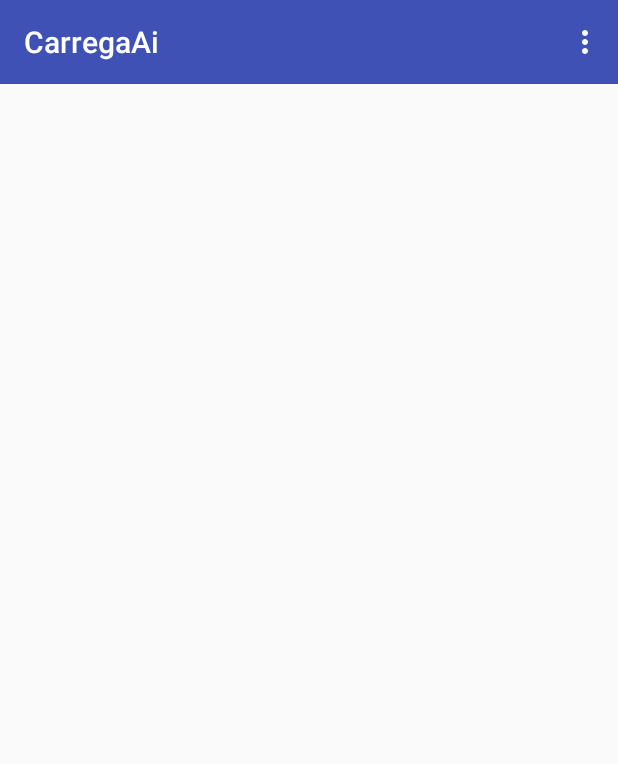
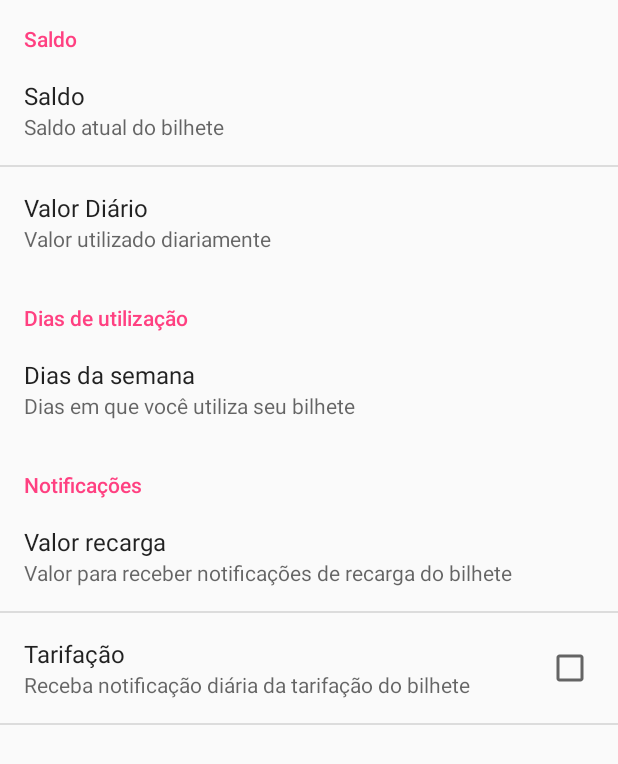
Before and after one commit to LeeoCSL/carrega_ai, an Android app: the MainActivity screen opened directly, with no data from a screen before it, in the options menu, after a tap on "Configurações", on a phone screen of 412 x 824 dp. Shown: the top 764 px of the screen. Run offline under Robolectric (Android 15) with nearby library versions, the phone set to English and light mode, and no system bars; our stand-ins replace Firebase (no records; nobody signed in at launch, a user with empty details on screens opened directly).

Commit message:
preferences

```diff
--- a/app/src/main/AndroidManifest.xml
+++ b/app/src/main/AndroidManifest.xml
@@ -19,6 +19,7 @@
         </activity>
         <activity android:name=".SplashScreen" />
         <activity android:name=".MainActivity" />
+        <activity android:name=".MyPreferencesActivity"/>
         <activity android:name=".RegisterActivity"></activity>
     </application>
 
--- a/app/src/main/java/br/com/carregai/carregaai/MainActivity.java
+++ b/app/src/main/java/br/com/carregai/carregaai/MainActivity.java
@@ -46,6 +46,7 @@ public class MainActivity extends AppCompatActivity {
 
         switch(item.getItemId()){
             case R.id.menu_configuracoes:
+                startActivity(new Intent(this, MyPreferencesActivity.class));
                 return true;
             case R.id.menu_logout:
                 logout();
--- /dev/null
+++ b/app/src/main/java/br/com/carregai/carregaai/MyPreferencesActivity.java
@@ -0,0 +1,29 @@
+package br.com.carregai.carregaai;
+
+import android.os.Bundle;
+import android.os.PersistableBundle;
+import android.preference.PreferenceActivity;
+import android.preference.PreferenceFragment;
+import android.support.annotation.Nullable;
+
+/**
+ * Created by renan.boni on 24/07/2017.
+ */
+public class MyPreferencesActivity extends PreferenceActivity
+{
+    @Override
+    public void onCreate(@Nullable Bundle savedInstanceState) {
+        super.onCreate(savedInstanceState);
+        getFragmentManager().beginTransaction().
+                replace(android.R.id.content, new MyPreferencesFragment()).commit();
+    }
+
+    public static class MyPreferencesFragment extends PreferenceFragment
+    {
+        @Override
+        public void onCreate(@Nullable Bundle savedInstanceState) {
+            super.onCreate(savedInstanceState);
+            addPreferencesFromResource(R.xml.preferences);
+        }
+    }
+}
--- a/app/src/main/res/layout/activity_login.xml
+++ b/app/src/main/res/layout/activity_login.xml
@@ -25,6 +25,7 @@
         android:layout_marginTop="36dp"
         android:layout_below="@+id/logo_main"
         android:hint="Email"
+        android:inputType="textEmailAddress"
         android:layout_width="match_parent"
         android:layout_height="wrap_content" />
 
@@ -33,6 +34,7 @@
         android:background="@drawable/input_field"
         android:maxLines="1"
         android:drawablePadding="8dp"
+        android:inputType="textPassword"
         android:id="@+id/input_password"
         android:layout_marginTop="8dp"
         android:layout_width="match_parent"
--- a/app/src/main/res/layout/activity_register.xml
+++ b/app/src/main/res/layout/activity_register.xml
@@ -28,6 +28,7 @@
             android:layout_width="match_parent"
             android:layout_height="wrap_content"
             android:maxLines="1"
+            android:inputType="textEmailAddress"
             android:hint="Email" />
     </android.support.design.widget.TextInputLayout>
 
@@ -41,6 +42,7 @@
         <EditText
             android:id="@+id/editText"
             android:maxLines="1"
+            android:inputType="textPassword"
             android:layout_width="match_parent"
             android:layout_height="wrap_content"
             android:hint="Password" />
--- a/app/src/main/res/values/strings.xml
+++ b/app/src/main/res/values/strings.xml
@@ -1,3 +1,3 @@
 <resources>
-    <string name="app_name">CarregaAi</string>
+    <string name="app_name">Carrega Ai</string>
 </resources>
--- /dev/null
+++ b/app/src/main/res/xml/preferences.xml
@@ -0,0 +1,37 @@
+<?xml version="1.0" encoding="utf-8"?>
+<PreferenceScreen
+    xmlns:android="http://schemas.android.com/apk/res/android">
+
+    <PreferenceCategory
+        android:title="Saldo">
+        <EditTextPreference
+            android:title="Saldo"
+            android:summary="Saldo atual do bilhete"/>
+
+        <EditTextPreference
+            android:title="Valor Diário"
+            android:summary="Valor utilizado diariamente"/>
+    </PreferenceCategory>
+
+    <PreferenceCategory
+        android:title="Dias de utilização">
+
+        <ListPreference
+            android:title="Dias da semana"
+            android:summary="Dias em que você utiliza seu bilhete"/>
+
+    </PreferenceCategory>
+
+    <PreferenceCategory
+        android:title="Notificações">
+
+        <EditTextPreference
+            android:title="Valor recarga"
+            android:summary="Valor para receber notificações de recarga do bilhete"/>
+
+        <CheckBoxPreference
+            android:title="Tarifação"
+            android:summary="Receba notificação diária da tarifação do bilhete"/>
+
+    </PreferenceCategory>
+</PreferenceScreen>
```
Also changed, not shown: app/src/main/ic_launcher-web.png (added), app/src/main/res/mipmap-hdpi/ic_launcher.png, app/src/main/res/mipmap-mdpi/ic_launcher.png, app/src/main/res/mipmap-xhdpi/ic_launcher.png, app/src/main/res/mipmap-xxhdpi/ic_launcher.png, app/src/main/res/mipmap-xxxhdpi/ic_launcher.png.
